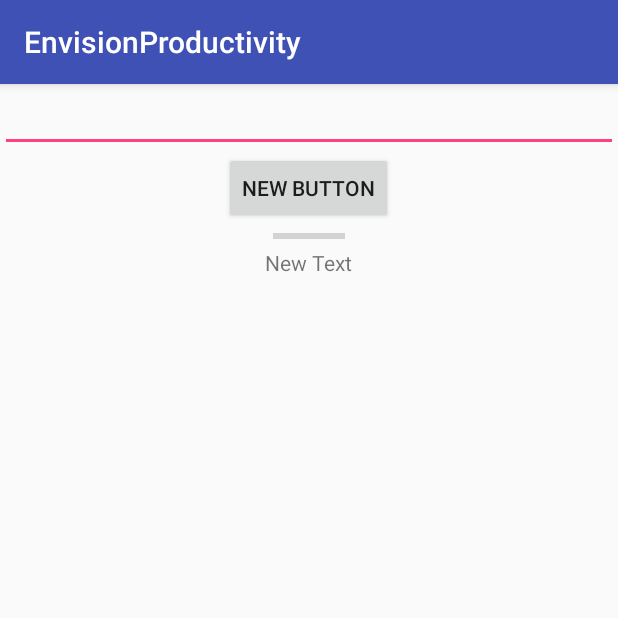
After one commit to Neophytes/EnvisionProductivity, an Android app: the Rescuetime_Sample screen opened directly, with no data from a screen before it, on a phone screen of 412 x 824 dp, the top half of it. The commit adds this screen. Run offline under Robolectric (Android 15) with nearby library versions, the phone set to English and light mode, and no system bars.

Commit message:
Added rescue time

```diff
--- a/app/src/main/AndroidManifest.xml
+++ b/app/src/main/AndroidManifest.xml
@@ -23,16 +23,19 @@
         <activity android:name=".GmailMailsActivity"></activity>
 
 
+        <activity android:name=".Rescuetime_Sample"></activity>
+
+        <activity android:name=".SplashScreen"></activity>
 
         <activity android:name=".FitnessActivity"></activity>
 
         <activity android:name=".DashboardActivity">
             <intent-filter>
                 <action android:name="android.intent.action.MAIN" />
-
                 <category android:name="android.intent.category.LAUNCHER" />
             </intent-filter>
         </activity>
+
     </application>
 
 </manifest>
--- /dev/null
+++ b/app/src/main/java/com/chhavi/envisionproductivity/Rescuetime_Sample.java
@@ -0,0 +1,109 @@
+package com.chhavi.envisionproductivity;
+
+import android.os.AsyncTask;
+import android.os.Bundle;
+import android.support.v7.app.AppCompatActivity;
+import android.util.Log;
+import android.view.View;
+import android.widget.Button;
+import android.widget.EditText;
+import android.widget.ProgressBar;
+import android.widget.TextView;
+
+import org.json.JSONArray;
+import org.json.JSONException;
+import org.json.JSONObject;
+import org.json.JSONTokener;
+
+import java.io.BufferedReader;
+import java.io.InputStreamReader;
+import java.net.HttpURLConnection;
+import java.net.URL;
+
+
+public class Rescuetime_Sample extends AppCompatActivity {
+
+    TextView responseView;
+    ProgressBar progressBar;
+    static final String API_KEY = "B63LMGbNX0OCUfwOOFEU_n2S3aDNrEbQeZVQlBXM";
+    static final String API_URL = "https://www.rescuetime.com/anapi/data?";
+
+    @Override
+    protected void onCreate(Bundle savedInstanceState) {
+        super.onCreate(savedInstanceState);
+        setContentView(R.layout.rescuetime_sample_layout);
+
+        responseView = (TextView) findViewById(R.id.textView);
+        progressBar = (ProgressBar) findViewById(R.id.progressBar);
+
+        Button queryButton = (Button) findViewById(R.id.button);
+        queryButton.setOnClickListener(new View.OnClickListener() {
+            @Override
+            public void onClick(View v) {
+                new RetrieveFeedTask().execute();
+            }
+        });
+    }
+
+    class RetrieveFeedTask extends AsyncTask<Void, Void, String> {
+
+        private Exception exception;
+
+        protected void onPreExecute() {
+            progressBar.setVisibility(View.VISIBLE);
+            responseView.setText("");
+        }
+
+        protected String doInBackground(Void... urls) {
+            //String email = editText.getText().toString();
+            // Do some validation here
+
+            try {
+                URL url = new URL(API_URL + "key=" + API_KEY + "&perspective=interval&restrict_kind=productivity&interval=hour&restrict_begin=2014-11-01&restrict_end=2016-02-19&format=json");
+                HttpURLConnection urlConnection = (HttpURLConnection) url.openConnection();
+
+                try {
+                    BufferedReader bufferedReader = new BufferedReader(new InputStreamReader(urlConnection.getInputStream()));
+                    StringBuilder stringBuilder = new StringBuilder();
+                    String line;
+                    while ((line = bufferedReader.readLine()) != null) {
+                        stringBuilder.append(line).append("\n");
+                    }
+                    bufferedReader.close();
+                    return stringBuilder.toString();
+                }
+                finally{
+                    urlConnection.disconnect();
+                }
+            }
+            catch(Exception e) {
+                Log.e("ERROR", e.getMessage(), e);
+                return null;
+            }
+        }
+
+        protected void onPostExecute(String response) {
+            if(response == null) {
+                response = "THERE WAS AN ERROR";
+            }
+            progressBar.setVisibility(View.GONE);
+            Log.i("INFO", response);
+            responseView.setText(response);
+            // TODO: check this.exception
+            // TODO: do something with the feed
+
+//            try {
+//                JSONObject object = (JSONObject) new JSONTokener(response).nextValue();
+//                String requestID = object.getString("requestId");
+//                int likelihood = object.getInt("likelihood");
+//                JSONArray photos = object.getJSONArray("photos");
+//                .
+//                .
+//                .
+//                .
+//            } catch (JSONException e) {
+//                e.printStackTrace();
+//            }
+        }
+    }
+}
--- /dev/null
+++ b/app/src/main/res/layout/rescuetime_sample_layout.xml
@@ -0,0 +1,33 @@
+<?xml version="1.0" encoding="utf-8"?>
+<LinearLayout xmlns:android="http://schemas.android.com/apk/res/android"
+    android:orientation="vertical" android:layout_width="match_parent"
+    android:layout_height="match_parent">
+
+    <EditText
+        android:layout_width="match_parent"
+        android:layout_height="wrap_content"
+        android:id="@+id/editText"
+        android:layout_gravity="center_horizontal" />
+
+    <Button
+        android:layout_width="wrap_content"
+        android:layout_height="wrap_content"
+        android:text="New Button"
+        android:id="@+id/button"
+        android:layout_gravity="center_horizontal" />
+
+    <ProgressBar
+        style="?android:attr/progressBarStyleHorizontal"
+        android:layout_width="wrap_content"
+        android:layout_height="wrap_content"
+        android:id="@+id/progressBar"
+        android:layout_gravity="center_horizontal"
+        android:indeterminate="false" />
+
+    <TextView
+        android:layout_width="wrap_content"
+        android:layout_height="wrap_content"
+        android:text="New Text"
+        android:id="@+id/textView"
+        android:layout_gravity="center_horizontal" />
+</LinearLayout>
--- a/app/src/main/res/values/colors.xml
+++ b/app/src/main/res/values/colors.xml
@@ -3,4 +3,6 @@
     <color name="colorPrimary">#3F51B5</color>
     <color name="colorPrimaryDark">#303F9F</color>
     <color name="colorAccent">#FF4081</color>
+    <color name="pink">#FF4081</color>
+    <color name="yellow">#fcd116</color>
 </resources>
```
Also changed, not shown: app/src/main/java/com/chhavi/envisionproductivity/SplashScreen.java (added, +116 -0 lines), app/src/main/res/layout/splash_screen.xml (added, +10 -0 lines).
